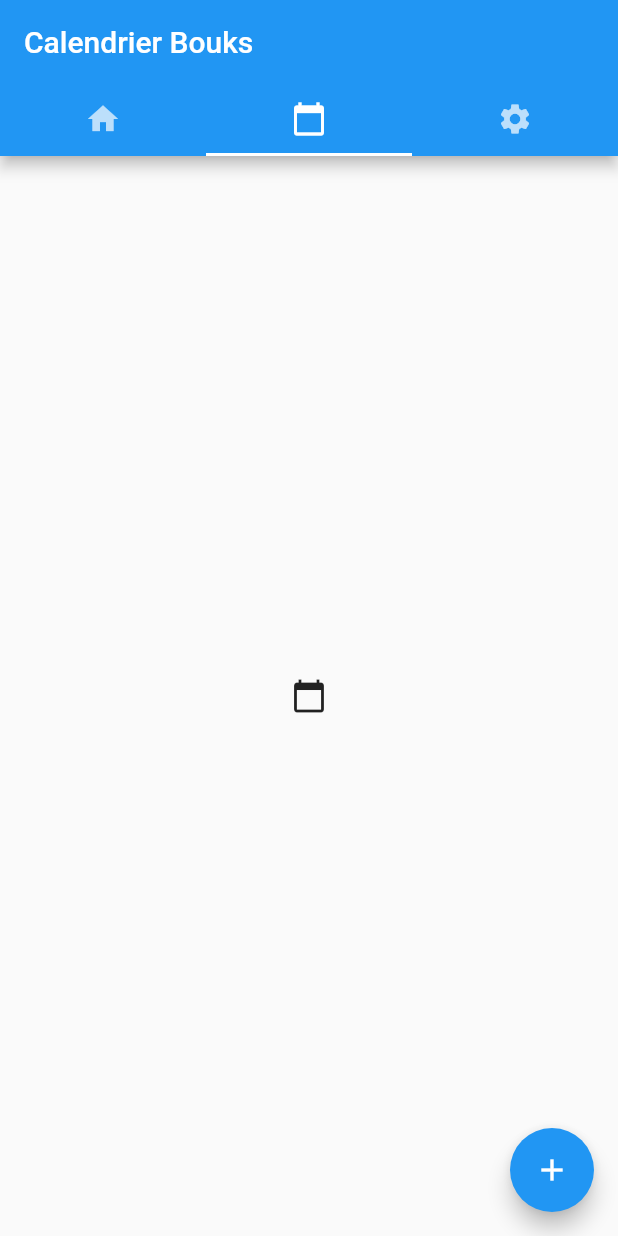
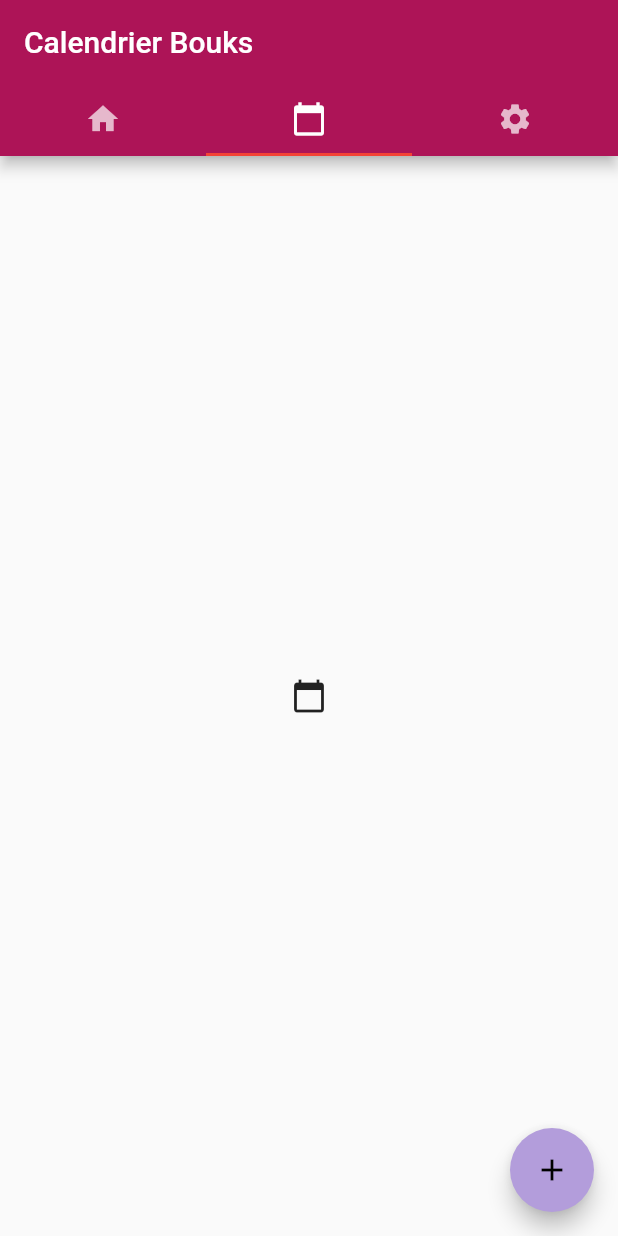
Before and after one commit to kingadamo/betaTestCalendrierMagique, a Flutter app: the screen it shows after launch, tab 2 chosen, on a phone screen of 412 x 824 dp. Run offline on Flutter 3.47's test engine with Material 2 defaults, Android fonts, the phone set to English and light mode, and no system bars; our stand-ins replace shared_preferences, table_calendar.

Commit message:
Style de couleurs

```diff
--- a/lib/main.dart
+++ b/lib/main.dart
@@ -10,9 +10,9 @@ class MyApp extends StatelessWidget {
   Widget build(BuildContext context) {
     return MaterialApp(
       title: 'Calendrier Bouks',
-      theme: ThemeData(
-        primarySwatch: Colors.pink,
-      ),
+      //theme: ThemeData(
+       // primarySwatch: Colors.pink,
+     // ),
       home: HomePage(),
     );
   }
@@ -70,11 +70,17 @@ class _HomePageState extends State<HomePage> {
   @override
   Widget build(BuildContext context) {
     return MaterialApp(
+      theme: ThemeData(
+        brightness: Brightness.light,
+        primaryColor: Colors.pink[800],
+        accentColor: Colors.deepPurple[200],
+      ),
       home: DefaultTabController(
         length: 3,
         child: Scaffold(
           appBar: AppBar(
             bottom: TabBar(
+              indicatorColor: Colors.red,
               tabs: [
 
                 // Tab #1
@@ -110,7 +116,7 @@ class _HomePageState extends State<HomePage> {
                       headerStyle: HeaderStyle(
                         centerHeaderTitle: true,
                         formatButtonDecoration: BoxDecoration(
-                          color: Colors.orange,
+                          color: Colors.deepPurple[300],
                           borderRadius: BorderRadius.circular(20.0),
                         ),
                         formatButtonTextStyle: TextStyle(color: Colors.white),
@@ -138,7 +144,7 @@ class _HomePageState extends State<HomePage> {
                             margin: const EdgeInsets.all(4.0),
                             alignment: Alignment.center,
                             decoration: BoxDecoration(
-                                color: Colors.orange,
+                                color: Colors.purple[200],
                                 borderRadius: BorderRadius.circular(10.0)),
                             child: Text(
                               date.day.toString(),
```
